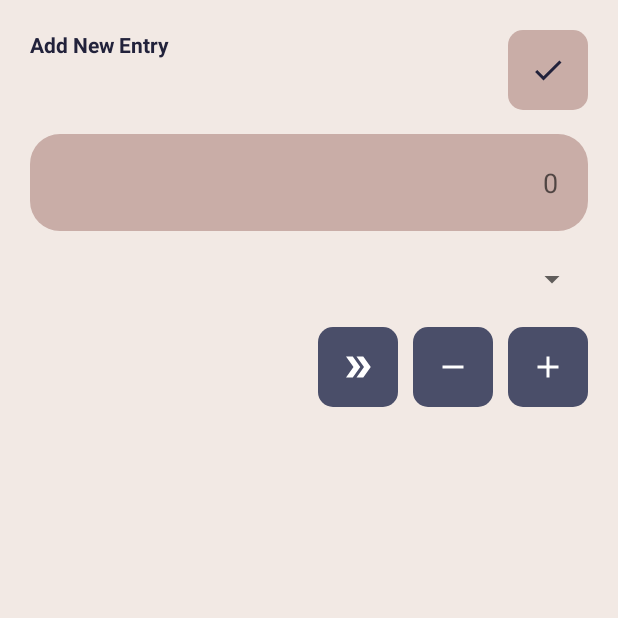
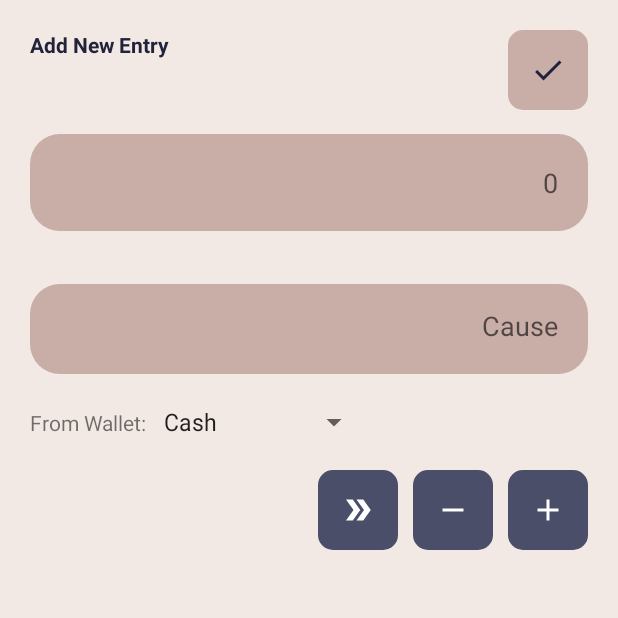
Before and after one commit to saymanrifat/CalMyPenny, an Android app: the AddEntryActivity screen opened directly, with no data from a screen before it, on a phone screen of 412 x 824 dp, the top half of it. Run offline under Robolectric (Android 15) with nearby library versions, the phone set to English and light mode, and no system bars.

Commit message:
Work on Add Transaction Logics

```diff
--- a/app/src/main/java/com/ounicsoft/calmypenny/ui/activity/AddEntryActivity.kt
+++ b/app/src/main/java/com/ounicsoft/calmypenny/ui/activity/AddEntryActivity.kt
@@ -2,13 +2,34 @@ package com.ounicsoft.calmypenny.ui.activity
 
 import androidx.appcompat.app.AppCompatActivity
 import android.os.Bundle
+import android.widget.ArrayAdapter
+import android.widget.Spinner
+import com.ounicsoft.calmypenny.R
 import com.ounicsoft.calmypenny.databinding.ActivityAddEntryBinding
 
 class AddEntryActivity : AppCompatActivity() {
     private lateinit var binding: ActivityAddEntryBinding
+    private lateinit var walletSpinner: Spinner
     override fun onCreate(savedInstanceState: Bundle?) {
         super.onCreate(savedInstanceState)
         binding = ActivityAddEntryBinding.inflate(layoutInflater)
         setContentView(binding.root)
+
+        //Initialization Views
+        walletSpinner = binding.spSelectWalletFrom
+        //Spinner Setup
+        setupSpinnerForExpense()
+
+    }
+
+    private fun setupSpinnerForExpense() {
+        ArrayAdapter.createFromResource(
+            this,
+            R.array.sample_wallet_array,
+            android.R.layout.simple_spinner_item
+        ).also { adapter ->
+            adapter.setDropDownViewResource(android.R.layout.simple_spinner_dropdown_item)
+            walletSpinner.adapter = adapter
+        }
     }
 }
--- a/app/src/main/res/layout/activity_add_entry.xml
+++ b/app/src/main/res/layout/activity_add_entry.xml
@@ -14,6 +14,7 @@
         android:layout_height="wrap_content"
 
         android:background="@drawable/save_btn_background"
+        android:contentDescription="@string/app_name"
         android:src="@drawable/ic_save_tick"
         app:layout_constraintEnd_toEndOf="parent"
         app:layout_constraintTop_toTopOf="parent" />
@@ -36,11 +37,25 @@
         android:background="@drawable/ed_background"
         android:ems="10"
         android:hint="@string/ed_amount_placeholder"
+        android:inputType="numberDecimal"
+        android:textDirection="rtl"
+        app:layout_constraintEnd_toEndOf="parent"
+        app:layout_constraintStart_toStartOf="parent"
+        app:layout_constraintTop_toBottomOf="@+id/textView" />
+
+    <EditText
+        android:id="@+id/ed_expense_category_text"
+        android:layout_width="match_parent"
+        android:layout_height="60dp"
+        android:layout_marginTop="35dp"
+        android:background="@drawable/ed_background"
+        android:ems="10"
+        android:hint="@string/ed_expense_category_placeholder"
         android:inputType="text"
         android:textDirection="rtl"
         app:layout_constraintEnd_toEndOf="parent"
         app:layout_constraintStart_toStartOf="parent"
-        app:layout_constraintTop_toBottomOf="@+id/textView" />
+        app:layout_constraintTop_toBottomOf="@+id/ed_amount_text" />
 
     <LinearLayout
         android:id="@+id/spinner_holder"
@@ -48,14 +63,27 @@
         android:layout_height="wrap_content"
         android:gravity="center"
         android:orientation="vertical"
-        app:layout_constraintTop_toBottomOf="@+id/ed_amount_text"
+        app:layout_constraintTop_toBottomOf="@+id/ed_expense_category_text"
         tools:layout_editor_absoluteX="20dp">
 
-        <Spinner
-            android:id="@+id/sp_select_wallet_from"
+        <LinearLayout
             android:layout_width="match_parent"
             android:layout_height="wrap_content"
-            android:layout_marginTop="20dp" />
+            android:layout_marginTop="20dp"
+            android:orientation="horizontal">
+
+            <TextView
+                android:layout_width="wrap_content"
+                android:layout_height="wrap_content"
+                android:gravity="start"
+                android:text="From Wallet: " />
+
+            <Spinner
+                android:id="@+id/sp_select_wallet_from"
+                android:layout_width="wrap_content"
+                android:layout_height="wrap_content" />
+
+        </LinearLayout>
 
         <LinearLayout
             android:id="@+id/transferSelector"
@@ -72,11 +100,24 @@
                 android:src="@drawable/ic_transfer_money" />
 
 
-            <Spinner
-                android:id="@+id/sp_select_wallet_to"
+            <LinearLayout
                 android:layout_width="match_parent"
                 android:layout_height="wrap_content"
-                android:layout_marginBottom="20dp" />
+                android:layout_marginTop="20dp"
+                android:orientation="horizontal">
+
+                <TextView
+                    android:layout_width="wrap_content"
+                    android:layout_height="wrap_content"
+                    android:gravity="start"
+                    android:text="To Wallet: " />
+
+                <Spinner
+                    android:id="@+id/sp_select_wallet_to"
+                    android:layout_width="wrap_content"
+                    android:layout_height="wrap_content" />
+
+            </LinearLayout>
         </LinearLayout>
 
     </LinearLayout>
--- a/app/src/main/res/values/strings.xml
+++ b/app/src/main/res/values/strings.xml
@@ -6,4 +6,20 @@
     <string name="str_wallet">Wallet</string>
     <string name="ed_amount_placeholder">0</string>
     <string name="add_new_entry_placeholder">Add New Entry</string>
+    <string name="ed_expense_category_placeholder">Cause</string>
+    <string-array name="expanse_category_array">
+        <item>Food</item>
+        <item>Transport</item>
+        <item>Utility</item>
+        <item>Drink</item>
+        <item>Entertainment</item>
+        <item>Other</item>
+    </string-array>
+
+    <string-array name="sample_wallet_array">
+        <item>Cash</item>
+        <item>bKash</item>
+        <item>Islami bank</item>
+        <item>Brac Bank</item>
+    </string-array>
 </resources>
```
